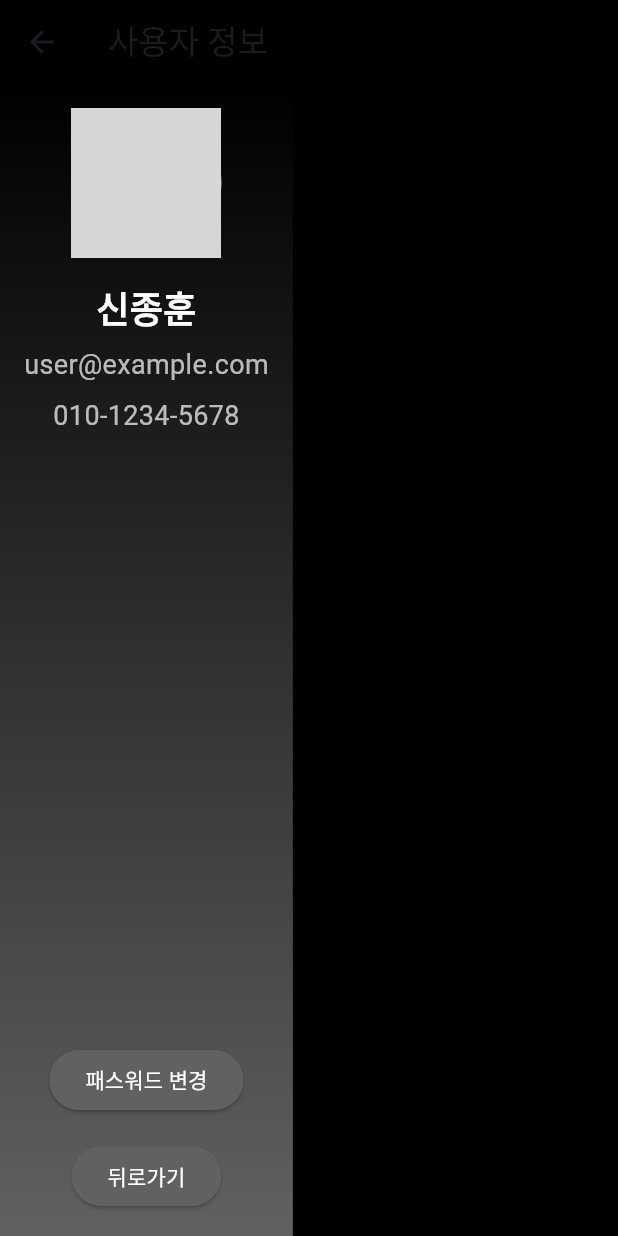
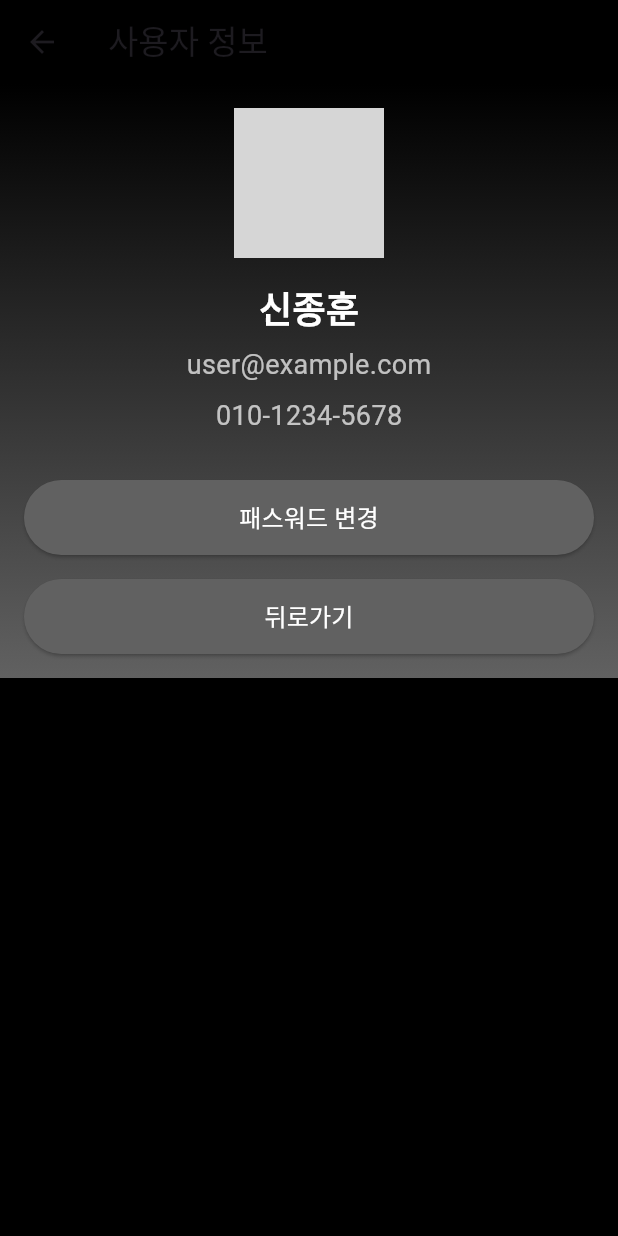
Before and after one commit to solardayz/ntb_app, a Flutter app: the screen it shows after launch, scrolled down 88 dp, after a tap on "마이엔티비", on a phone screen of 412 x 824 dp. Run offline on Flutter 3.47's test engine with Material 3 defaults, Android fonts, the phone set to English and light mode, and no system bars; our stand-ins replace percent_indicator; missing offline and left inert: mobile_scanner; network calls fail; grey boxes are pictures that could not be loaded.

Commit message:
Feat: Implement QR Scanning, Server Communication, and UI Enhancements
-   Adds QR code scanning functionality using the `mobile_scanner` package in `qr_scanner_screen.dart`, with duplicate scan prevention.
-   Implements server communication logic in `server_service.dart` for sending QR data to the server, handling responses, and showing the result in a pop-up dialog in `membership_screen.dart`.
-   Modifies the `membership_screen.dart` to call `ServerService` for sending scanned data and display the response in a dialog, after user scans the QR code.
-   Adds `CustomDivider` widget for UI enhancements.
-   Refactors the main UI layout in `membership_screen.dart`, including profile, date selector, stat circles, monthly chart, and new buttons.
-   Updates `StatCircle` widget's label text color to white and style to bold.
-   Updates the UI colors and layouts in the `user_screen.dart` to include a back button and password change button.
-   Removes the fixed orientation setting in `main.dart`.
-   Updates the `MonthlyChart` widget to remove horizontal padding.

```diff
--- a/lib/main.dart
+++ b/lib/main.dart
@@ -1,12 +1,9 @@
 import 'package:flutter/material.dart';
-import 'package:flutter/services.dart';
 import 'screens/membership_screen.dart';
 
 Future<void> main() async {
   WidgetsFlutterBinding.ensureInitialized();
-  await SystemChrome.setPreferredOrientations([
-    DeviceOrientation.portraitUp,
-  ]);
+  // (필요시 SystemChrome.setPreferredOrientations(...) 추가)
   runApp(const MembershipApp());
 }
 
--- a/lib/screens/membership_screen.dart
+++ b/lib/screens/membership_screen.dart
@@ -1,10 +1,11 @@
 import 'dart:convert';
-
 import 'package:flutter/material.dart';
 import 'package:intl/intl.dart';
 import 'package:http/http.dart' as http;
+import '../services/server_service.dart';
 import '../widgets/stat_circle.dart';
 import '../widgets/monthly_chart.dart';
+import '../widgets/custom_divider.dart';
 import 'qr_scanner_screen.dart';
 import 'user_screen.dart';
 
@@ -25,7 +26,6 @@ class _MembershipScreenState extends State<MembershipScreen> {
   final List<String> monthLabels = [
     "1", "2", "3", "4", "5", "6", "7", "8", "9", "10", "11", "12",
   ];
-
   DateTime _selectedDate = DateTime.now();
   List<double> _animationHeights = [];
 
@@ -81,37 +81,20 @@ class _MembershipScreenState extends State<MembershipScreen> {
 
   String get formattedDate => DateFormat('yyyy-MM-dd').format(_selectedDate);
 
-  // QR 스캔 후 서버에 데이터를 전송하는 함수
-  Future<void> _sendQRDataToServer(String qrData) async {
-    final url = Uri.parse("https://example.com/api/qr-scan");
-    try {
-      final response = await http.post(
-        url,
-        headers: {'Content-Type': 'application/json'},
-        body: jsonEncode({'qrData': qrData}),
+  // 출석 체크 후 서버에 데이터 전송 및 팝업 표시
+  Future<void> _handleAttendanceCheck() async {
+    final scannedData = await Navigator.push(
+      context,
+      MaterialPageRoute(builder: (context) => const QRScannerScreen()),
     );
-      if (response.statusCode == 200) {
-        // 성공 응답 처리
+    if (scannedData != null) {
+      // 서버 전송은 services/server_service.dart 내 함수를 호출
+      final result = await ServerService.sendQRData(scannedData.toString());
       showDialog(
         context: context,
         builder: (context) => AlertDialog(
           title: const Text("서버 응답"),
-            content: Text("성공: ${response.body}"),
-            actions: [
-              TextButton(
-                onPressed: () => Navigator.pop(context),
-                child: const Text("확인"),
-              ),
-            ],
-          ),
-        );
-      } else {
-        // 에러 응답 처리
-        showDialog(
-          context: context,
-          builder: (context) => AlertDialog(
-            title: const Text("서버 응답"),
-            content: Text("오류: ${response.statusCode}"),
+          content: Text(result),
           actions: [
             TextButton(
               onPressed: () => Navigator.pop(context),
@@ -121,22 +104,69 @@ class _MembershipScreenState extends State<MembershipScreen> {
         ),
       );
     }
-    } catch (e) {
-      // 네트워크 에러 처리
-      showDialog(
-        context: context,
-        builder: (context) => AlertDialog(
-          title: const Text("오류"),
-          content: Text("네트워크 오류: $e"),
-          actions: [
-            TextButton(
-              onPressed: () => Navigator.pop(context),
-              child: const Text("확인"),
+  }
+
+  @override
+  Widget build(BuildContext context) {
+    return Scaffold(
+      appBar: AppBar(
+        title: const Text(
+          'NTB 통합멤버십',
+          style: TextStyle(
+            color: Colors.white,
+            fontWeight: FontWeight.bold,
+            fontSize: 40,
           ),
+        ),
+        centerTitle: true,
+        backgroundColor: Colors.black,
+        elevation: 0,
+      ),
+      bottomNavigationBar: _buildFooter(),
+      body: Container(
+        decoration: BoxDecoration(
+          gradient: LinearGradient(
+            begin: Alignment.topCenter,
+            end: Alignment.bottomCenter,
+            colors: [Colors.black, Colors.grey[700]!],
+          ),
+        ),
+        child: SingleChildScrollView(
+          padding: const EdgeInsets.symmetric(vertical: 12.0, horizontal: 16.0),
+          child: Column(
+            crossAxisAlignment: CrossAxisAlignment.stretch,
+            children: [
+              _buildProfileSection(),
+              const SizedBox(height: 20),
+              _buildDateSelector(),
+              const SizedBox(height: 20),
+              _buildStatCircles(),
+              const SizedBox(height: 12),
+              const CustomDivider(),
+              const SizedBox(height: 16),
+              _buildMonthlyChart(),
+              const SizedBox(height: 8),
+              const Text(
+                "월별 출석률",
+                textAlign: TextAlign.center,
+                style: TextStyle(
+                  fontSize: 20,
+                  fontWeight: FontWeight.w500,
+                  color: Colors.white,
+                ),
+              ),
+              const SizedBox(height: 12),
+              const CustomDivider(),
+              const SizedBox(height: 16),
+              _buildAttendanceCheckButton(), // QR 스캔 및 서버 전송
+              const SizedBox(height: 16),
+              _buildMyNTBButton(), // 사용자 화면으로 이동
+              const SizedBox(height: 16),
             ],
           ),
+        ),
+      ),
     );
-    }
   }
 
   Widget _buildProfileSection() {
@@ -208,12 +238,9 @@ class _MembershipScreenState extends State<MembershipScreen> {
   }
 
   Widget _buildMonthlyChart() {
-    return Padding(
-      padding: const EdgeInsets.symmetric(horizontal: 16.0),
-      child: MonthlyChart(
+    return MonthlyChart(
       monthLabels: monthLabels,
       animationHeights: _animationHeights,
-      ),
     );
   }
 
@@ -225,23 +252,13 @@ class _MembershipScreenState extends State<MembershipScreen> {
         style: ElevatedButton.styleFrom(
           backgroundColor: Colors.blueGrey,
         ),
-        onPressed: () async {
-          // QR 스캔 화면으로 이동 후 스캔 결과 받기
-          final scannedData = await Navigator.push(
-            context,
-            MaterialPageRoute(builder: (context) => const QRScannerScreen()),
-          );
-          if (scannedData != null) {
-            // 스캔 결과를 서버로 전송하는 로직 실행
-            await _sendQRDataToServer(scannedData.toString());
-          }
-        },
+        onPressed: _handleAttendanceCheck,
         child: const Text('출석 체크', style: TextStyle(color: Colors.white)),
       ),
     );
   }
 
-  Widget _buildButton() {
+  Widget _buildMyNTBButton() {
     return Container(
       width: double.infinity,
       padding: const EdgeInsets.all(12),
@@ -260,18 +277,6 @@ class _MembershipScreenState extends State<MembershipScreen> {
     );
   }
 
-  Widget _buildDivider() {
-    return Container(
-      margin: const EdgeInsets.symmetric(vertical: 12.0),
-      height: 2,
-      decoration: BoxDecoration(
-        gradient: LinearGradient(
-          colors: [Colors.black26, Colors.grey[600]!],
-        ),
-      ),
-    );
-  }
-
   Widget _buildFooter() {
     return Container(
       color: Colors.grey[900],
@@ -283,67 +288,4 @@ class _MembershipScreenState extends State<MembershipScreen> {
       ),
     );
   }
-
-  @override
-  Widget build(BuildContext context) {
-    return Scaffold(
-      appBar: AppBar(
-        title: const Text(
-          'NTB 통합멤버십',
-          style: TextStyle(
-            color: Colors.white,
-            fontWeight: FontWeight.bold,
-            fontSize: 40,
-          ),
-        ),
-        centerTitle: true,
-        backgroundColor: Colors.black,
-        elevation: 0,
-      ),
-      bottomNavigationBar: _buildFooter(),
-      body: Container(
-        decoration: BoxDecoration(
-          gradient: LinearGradient(
-            begin: Alignment.topCenter,
-            end: Alignment.bottomCenter,
-            colors: [Colors.black, Colors.grey[700]!],
-          ),
-        ),
-        child: SingleChildScrollView(
-          padding: const EdgeInsets.symmetric(vertical: 12.0, horizontal: 16.0),
-          child: Column(
-            crossAxisAlignment: CrossAxisAlignment.stretch,
-            children: [
-              _buildProfileSection(),
-              const SizedBox(height: 20),
-              _buildDateSelector(),
-              const SizedBox(height: 20),
-              _buildStatCircles(),
-              const SizedBox(height: 12),
-              _buildDivider(),
-              const SizedBox(height: 16),
-              _buildMonthlyChart(),
-              const SizedBox(height: 8),
-              const Text(
-                "월별 출석률",
-                textAlign: TextAlign.center,
-                style: TextStyle(
-                  fontSize: 20,
-                  fontWeight: FontWeight.w500,
-                  color: Colors.white,
-                ),
-              ),
-              const SizedBox(height: 12),
-              _buildDivider(),
-              const SizedBox(height: 16),
-              _buildAttendanceCheckButton(),
-              const SizedBox(height: 16),
-              _buildButton(),
-              const SizedBox(height: 16),
-            ],
-          ),
-        ),
-      ),
-    );
 }
-}
--- a/lib/screens/qr_scanner_screen.dart
+++ b/lib/screens/qr_scanner_screen.dart
@@ -10,7 +10,7 @@ class QRScannerScreen extends StatefulWidget {
 
 class _QRScannerScreenState extends State<QRScannerScreen> {
   final MobileScannerController _controller = MobileScannerController();
-  bool _isScanned = false; // 중복 스캔 방지
+  bool _isScanned = false;
 
   @override
   void dispose() {
@@ -18,10 +18,9 @@ class _QRScannerScreenState extends State<QRScannerScreen> {
     super.dispose();
   }
 
-  // mobile_scanner 6.0.6 에서는 onDetect 콜백의 인자로 BarcodeCapture를 받습니다.
   void _onDetect(BarcodeCapture capture) {
     if (!_isScanned && capture.barcodes.isNotEmpty) {
-      final Barcode barcode = capture.barcodes.first;
+      final barcode = capture.barcodes.first;
       final String? code = barcode.rawValue;
       if (code != null) {
         _isScanned = true;
--- a/lib/screens/user_screen.dart
+++ b/lib/screens/user_screen.dart
@@ -1,5 +1,5 @@
 import 'package:flutter/material.dart';
-import 'change_password_screen.dart';
+import 'change_password_screen.dart'; // 만약 패스워드 변경 화면이 있다면
 
 class UserScreen extends StatefulWidget {
   const UserScreen({super.key});
@@ -25,7 +25,7 @@ class _UserScreenState extends State<UserScreen> {
             colors: [Colors.black, Colors.grey.shade700],
           ),
         ),
-        child: Padding(
+        child: SingleChildScrollView(
           padding: const EdgeInsets.all(16.0),
           child: Column(
             children: [
@@ -54,23 +54,22 @@ class _UserScreenState extends State<UserScreen> {
                 "010-1234-5678",
                 style: TextStyle(fontSize: 18, color: Colors.white70),
               ),
-              const Spacer(),
+              const SizedBox(height: 30),
               ElevatedButton(
                 onPressed: () {
-                  // 패스워드 변경 화면으로 이동
+                  // 패스워드 변경 화면 이동 (있다면)
                   Navigator.push(
                     context,
-                    MaterialPageRoute(
-                      builder: (context) => const ChangePasswordScreen(),
-                    ),
+                    MaterialPageRoute(builder: (context) => const ChangePasswordScreen()),
                   );
                 },
                 style: ElevatedButton.styleFrom(
                   backgroundColor: Colors.grey.shade700,
+                  minimumSize: const Size.fromHeight(50),
                 ),
                 child: const Text(
                   "패스워드 변경",
-                  style: TextStyle(color: Colors.white),
+                  style: TextStyle(color: Colors.white, fontSize: 16),
                 ),
               ),
               const SizedBox(height: 16),
@@ -80,10 +79,11 @@ class _UserScreenState extends State<UserScreen> {
                 },
                 style: ElevatedButton.styleFrom(
                   backgroundColor: Colors.grey.shade700,
+                  minimumSize: const Size.fromHeight(50),
                 ),
                 child: const Text(
                   "뒤로가기",
-                  style: TextStyle(color: Colors.white),
+                  style: TextStyle(color: Colors.white, fontSize: 16),
                 ),
               ),
             ],
--- /dev/null
+++ b/lib/widgets/custom_divider.dart
@@ -0,0 +1,18 @@
+import 'package:flutter/material.dart';
+
+class CustomDivider extends StatelessWidget {
+  const CustomDivider({super.key});
+
+  @override
+  Widget build(BuildContext context) {
+    return Container(
+      margin: const EdgeInsets.symmetric(vertical: 12.0),
+      height: 2,
+      decoration: BoxDecoration(
+        gradient: LinearGradient(
+          colors: [Colors.black26, Colors.grey[600]!],
+        ),
+      ),
+    );
+  }
+}
--- a/lib/widgets/stat_circle.dart
+++ b/lib/widgets/stat_circle.dart
@@ -41,8 +41,8 @@ class StatCircle extends StatelessWidget {
           label,
           style: const TextStyle(
             fontSize: 20,
+            fontWeight: FontWeight.bold,
             color: Colors.white,
-            fontWeight: FontWeight.bold,
           ),
         ),
       ],
```
Also changed, not shown: lib/services/server_service.dart (added, +24 -0 lines). Lines whose indentation alone changed are shown as unchanged.
